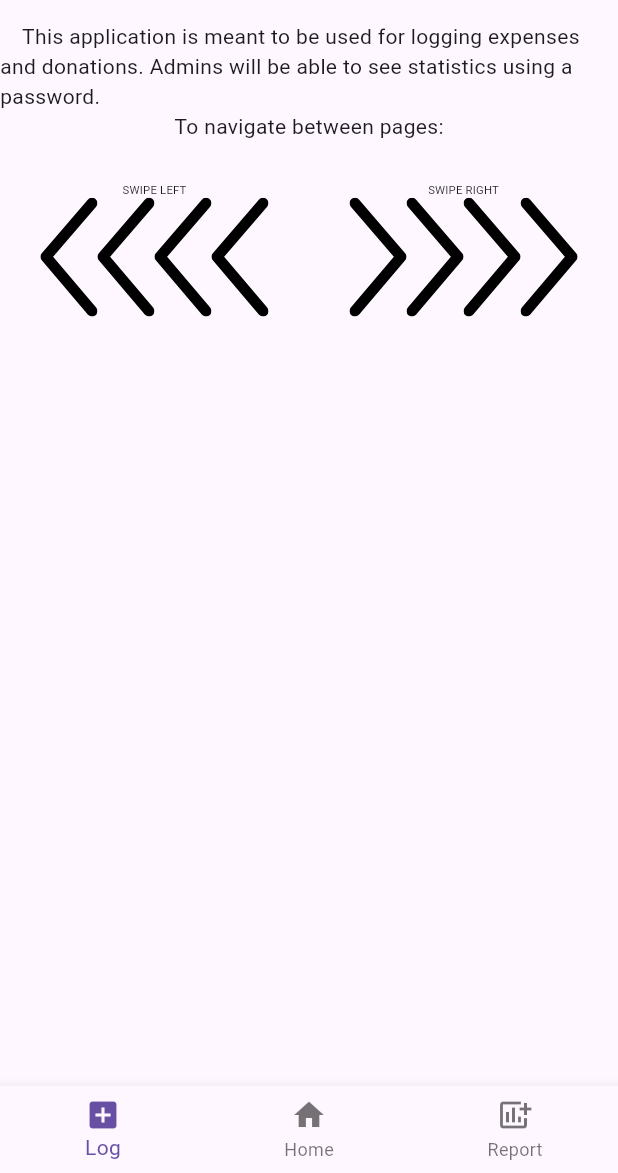
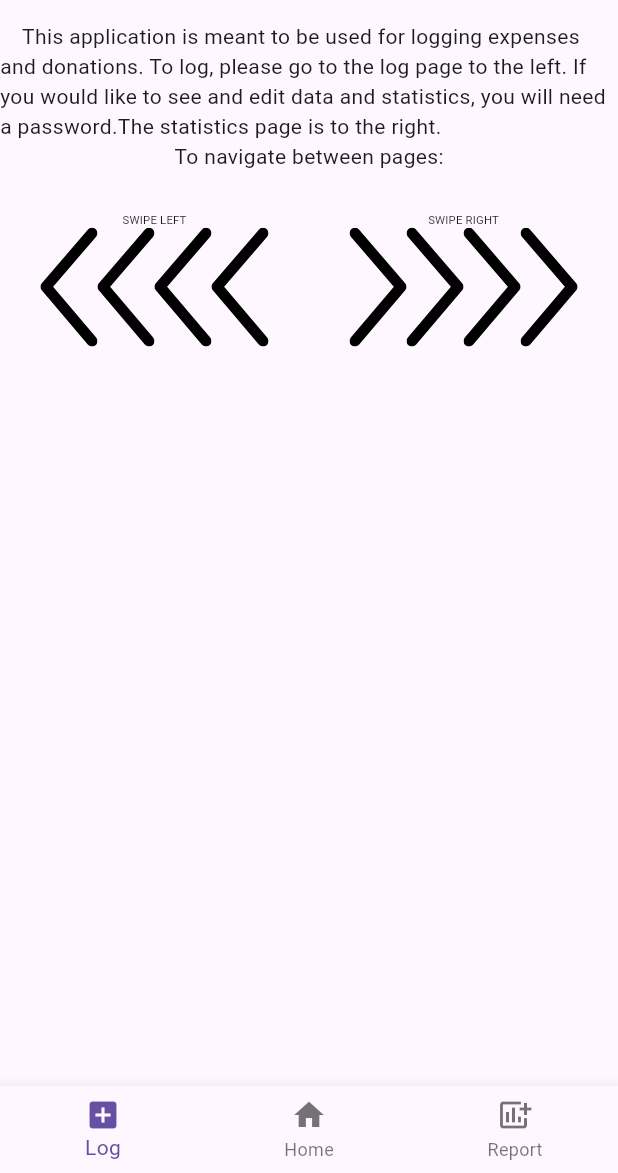
Before and after one commit to TheFinalGuardian/Ammasevasadanam-App, a Flutter app: the screen it shows after launch, on a phone screen of 412 x 824 dp, the part 63-1236 px from its top. Run offline on Flutter 3.47's test engine with Material 3 defaults, Android fonts, the phone set to English and light mode, and no system bars; our stand-ins replace flutter_animate, flutter_svg.

Commit message:
committing to pull from origin/yogesh

```diff
--- a/lib/animations/swipe_animations/arrow_animation.dart
+++ b/lib/animations/swipe_animations/arrow_animation.dart
@@ -11,6 +11,8 @@ class ArrowAnimation extends StatefulWidget {
 }
 
 class _ArrowAnimationState extends State<ArrowAnimation> {
+  double ratio = 1 / 4;
+
   @override
   Widget build(BuildContext context) {
     return Row(
@@ -22,11 +24,8 @@ class _ArrowAnimationState extends State<ArrowAnimation> {
             child: SvgPicture.asset('images/arrow.svg')),
         growable: true,
       )
-          .animate(interval: 1.seconds)
-          .fade(
-              duration: 80.seconds,
-              curve: const SineCurve(count: 10)
-            )
+          .animate(interval: .6.seconds)
+          .fade(duration: 8000.seconds, curve: const SineCurve(count: 2000))
           .reversed
           .toList(),
     );
@@ -41,7 +40,7 @@ class SineCurve extends Curve {
   // t = x
   @override
   double transformInternal(double t) {
-    var val = sin(count * 2 * pi * t) + 0.5;
+    var val = sin(count * 2 * pi * t);
     return val; //f(x)
   }
 }
--- a/lib/home_page.dart
+++ b/lib/home_page.dart
@@ -7,8 +7,8 @@ class HomePage extends StatelessWidget {
 
   @override
   Widget build(BuildContext context) {
-    double width = MediaQuery.of(context).size.width;
-    double height = MediaQuery.of(context).size.height;
+    // double width = MediaQuery.of(context).size.width;
+    // double height = MediaQuery.of(context).size.height;
 
     return Scaffold(
       appBar: genAppBar(),
@@ -33,7 +33,7 @@ class HomePage extends StatelessWidget {
   Widget genInstructions() {
     return const Column(children: [
       Text(
-          """    This application is meant to be used for logging expenses and donations. Admins will be able to see statistics using a password. """),
+          """    This application is meant to be used for logging expenses and donations. To log, please go to the log page to the left. If you would like to see and edit data and statistics, you will need a password.The statistics page is to the right."""),
       Text("To navigate between pages:"),
     ]);
   }
```
